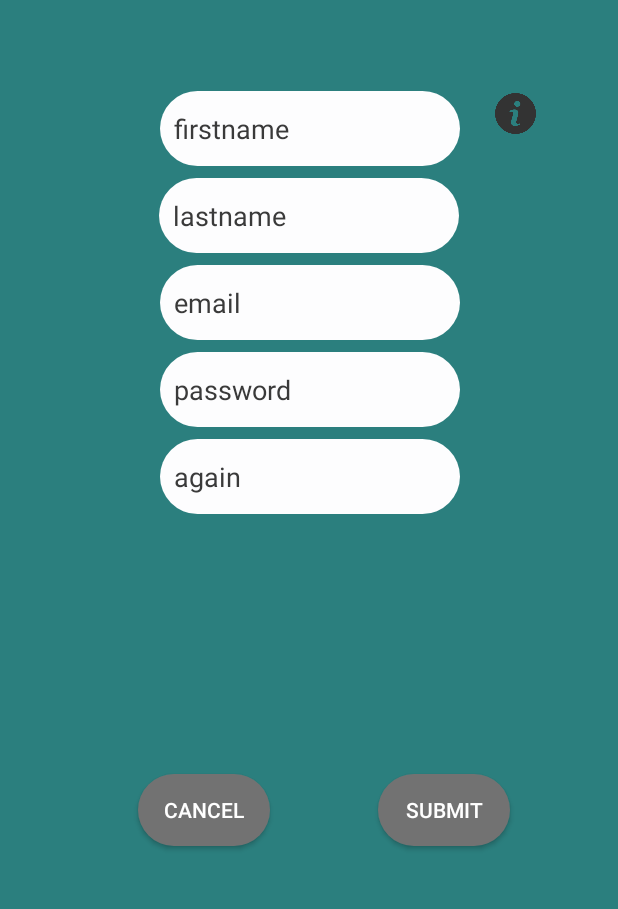
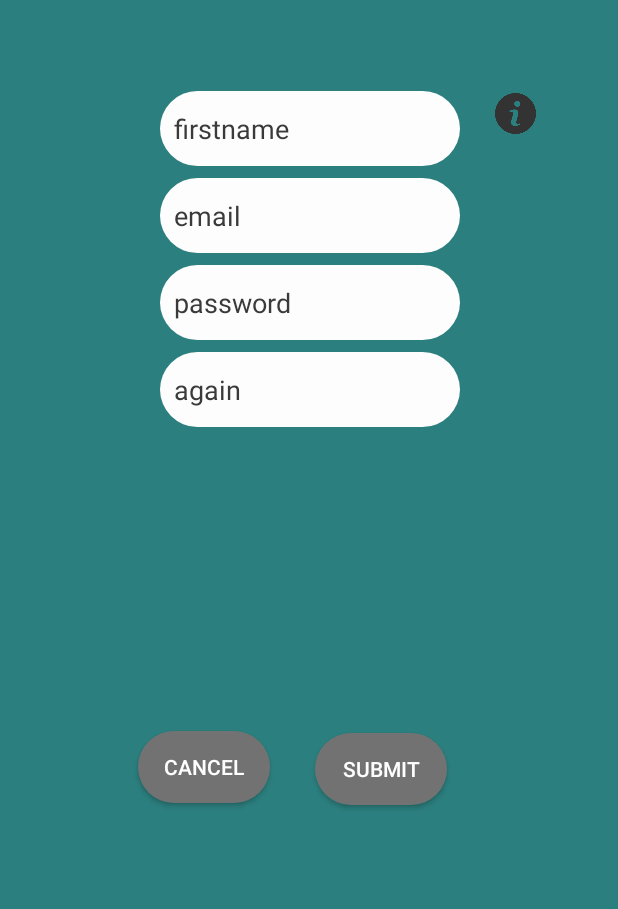
Before and after one commit to DawidMa/sheeshApp, an Android app: the SignUpActivity screen opened directly, with no data from a screen before it, on a phone screen of 412 x 824 dp, the part 137-1046 px from its top. Run offline under Robolectric (Android 15) with nearby library versions, the light colour scheme and no system bars.

Commit message:
Local SignUp
Saving Username and Userpassword

```diff
--- a/code/app/src/main/java/de/dhkarlsruhe/it/sheeshapp/sheeshapp/SignUpActivity.java
+++ b/code/app/src/main/java/de/dhkarlsruhe/it/sheeshapp/sheeshapp/SignUpActivity.java
@@ -1,8 +1,13 @@
 package de.dhkarlsruhe.it.sheeshapp.sheeshapp;
 
+import android.content.Context;
+import android.content.SharedPreferences;
 import android.os.Bundle;
 import android.support.annotation.Nullable;
 import android.support.v7.app.AppCompatActivity;
+import android.view.View;
+import android.view.WindowManager;
+import android.widget.EditText;
 
 /**
  * Created by Informatik on 20.11.2017.
@@ -10,9 +15,47 @@ import android.support.v7.app.AppCompatActivity;
 
 public class SignUpActivity extends AppCompatActivity{
 
+    private EditText edTEmail, edTPasswort, edTPasswordRepeat, edTUsername;
+    private SharedPreferences pref;
+    private SharedPreferences.Editor editor;
+    private String userName, userPassword, userPasswordRepeat, userEmail;
+
+
     @Override
     protected void onCreate(@Nullable Bundle savedInstanceState) {
         super.onCreate(savedInstanceState);
         setContentView(R.layout.activity_singup);
+        getWindow().setFlags(WindowManager.LayoutParams.FLAG_FULLSCREEN,
+                WindowManager.LayoutParams.FLAG_FULLSCREEN);
+
+        edTUsername = findViewById(R.id.edTUsername);
+        edTEmail = findViewById(R.id.edTEmail);
+        edTPasswort = findViewById(R.id.edTPassword);
+        edTPasswordRepeat = findViewById(R.id.edTPasswordRepeat );
+
+        pref = getSharedPreferences("com.preferences.sheeshapp", Context.MODE_PRIVATE);
+        editor = pref.edit();
+
+
+
+
+    }
+
+    public void closeSignUp(View view) {
+        this.finish();
+    }
+
+    public void submitSignUp(View view) {
+
+       userName = edTUsername.getText().toString();
+       userEmail = edTEmail.getText().toString();
+       userPassword = edTPasswort.getText().toString();
+       userPasswordRepeat = edTPasswordRepeat.getText().toString();
+
+
+       editor.putString("savedUsername", userName);
+       editor.putString("savedPassword", userPassword);
+       editor.commit();
+       this.finish();
     }
 }
--- a/code/app/src/main/res/layout/activity_singup.xml
+++ b/code/app/src/main/res/layout/activity_singup.xml
@@ -8,15 +8,15 @@
 
     <TextView
         android:id="@+id/tvSigTitle"
+        android:text="SignUp"
+        android:textColor="#fff"
+        android:textStyle="bold"
+        android:textSize="45dp"
         android:layout_width="wrap_content"
         android:layout_height="wrap_content"
         android:layout_marginEnd="8dp"
         android:layout_marginStart="8dp"
         android:layout_marginTop="16dp"
-        android:text="SignUp"
-        android:textColor="#fff"
-        android:textSize="45dp"
-        android:textStyle="bold"
         app:layout_constraintEnd_toEndOf="parent"
         app:layout_constraintHorizontal_bias="0.502"
         app:layout_constraintStart_toStartOf="parent"
@@ -24,14 +24,15 @@
 
     <Button
         android:id="@+id/btnSigWelcome"
+        android:onClick="closeSignUp"
+        android:text="cancel"
+        android:textColor="#fff"
+        android:background="@drawable/btn_roundrect_states"
         android:layout_width="wrap_content"
         android:layout_height="wrap_content"
         android:layout_marginBottom="8dp"
         android:layout_marginStart="92dp"
         android:layout_marginTop="8dp"
-        android:background="@drawable/btn_roundrect_states"
-        android:text="cancel"
-        android:textColor="#fff"
         app:layout_constraintBottom_toBottomOf="parent"
         app:layout_constraintStart_toStartOf="parent"
         app:layout_constraintTop_toBottomOf="@+id/edTPasswordRepeat"
@@ -46,25 +47,27 @@
         android:layout_marginStart="8dp"
         android:layout_marginTop="8dp"
         android:background="@drawable/btn_roundrect_states"
+        android:onClick="submitSignUp"
         android:text="submit"
         android:textColor="#fff"
         app:layout_constraintBottom_toBottomOf="parent"
         app:layout_constraintEnd_toEndOf="parent"
+        app:layout_constraintHorizontal_bias="0.17"
         app:layout_constraintStart_toEndOf="@+id/btnSigWelcome"
         app:layout_constraintTop_toBottomOf="@+id/edTPasswordRepeat"
-        app:layout_constraintVertical_bias="0.507" />
+        app:layout_constraintVertical_bias="0.511" />
 
     <EditText
-        android:id="@+id/edTFirstname"
+        android:id="@+id/edTUsername"
+        android:inputType="textPersonName"
+        android:background="@drawable/et_background"
+        android:hint="  firstname"
+        android:textColorHint="@color/colorPrimaryDark"
         android:layout_marginEnd="8dp"
         android:layout_marginStart="8dp"
         android:layout_marginTop="152dp"
-        android:hint="  firstname"
-        android:inputType="textPersonName"
         android:layout_height="50dp"
         android:layout_width="200dp"
-        android:background="@drawable/et_background"
-        android:textColorHint="@color/colorPrimaryDark"
         app:layout_constraintEnd_toEndOf="parent"
         app:layout_constraintHorizontal_bias="0.503"
         app:layout_constraintStart_toStartOf="parent"
@@ -72,35 +75,33 @@
 
     <EditText
         android:id="@+id/edTEmail"
+        android:inputType="textEmailAddress"
+        android:hint="  email"
+        android:textColorHint="@color/colorPrimaryDark"
         android:background="@drawable/et_background"
-
+        android:layout_width="200dp"
+        android:layout_height="50dp"
         android:layout_marginEnd="8dp"
         android:layout_marginStart="8dp"
         android:layout_marginTop="8dp"
         android:ems="10"
-        android:inputType="textEmailAddress"
-        android:layout_height="50dp"
-        android:layout_width="200dp"
-        android:hint="  email"
-        android:textColorHint="@color/colorPrimaryDark"
         app:layout_constraintEnd_toEndOf="parent"
         app:layout_constraintHorizontal_bias="0.503"
         app:layout_constraintStart_toStartOf="parent"
-        app:layout_constraintTop_toBottomOf="@+id/edTLastname" />
+        app:layout_constraintTop_toBottomOf="@+id/edTUsername" />
 
     <EditText
         android:id="@+id/edTPassword"
+        android:inputType="textPassword"
+        android:hint="  password"
+        android:textColorHint="@color/colorPrimaryDark"
         android:layout_marginEnd="8dp"
         android:background="@drawable/et_background"
-
         android:layout_marginStart="8dp"
         android:layout_marginTop="8dp"
         android:ems="10"
         android:layout_height="50dp"
         android:layout_width="200dp"
-        android:hint="  password"
-        android:inputType="textPassword"
-        android:textColorHint="@color/colorPrimaryDark"
         app:layout_constraintEnd_toEndOf="parent"
         app:layout_constraintHorizontal_bias="0.503"
         app:layout_constraintStart_toStartOf="parent"
@@ -108,41 +109,24 @@
 
     <EditText
         android:id="@+id/edTPasswordRepeat"
+        android:inputType="textPassword"
+        android:background="@drawable/et_background"
+        android:hint="  again"
+        android:textColorHint="@color/colorPrimaryDark"
         android:layout_width="200dp"
         android:layout_height="50dp"
         android:layout_marginEnd="8dp"
         android:layout_marginStart="8dp"
         android:layout_marginTop="8dp"
         android:ems="10"
-        android:background="@drawable/et_background"
-
-        android:hint="  again"
-        android:inputType="textPassword"
-        android:textColorHint="@color/colorPrimaryDark"
         app:layout_constraintEnd_toEndOf="parent"
         app:layout_constraintHorizontal_bias="0.503"
         app:layout_constraintStart_toStartOf="parent"
         app:layout_constraintTop_toBottomOf="@+id/edTPassword" />
 
-    <EditText
-        android:id="@+id/edTLastname"
-        android:layout_marginEnd="8dp"
-        android:layout_marginStart="8dp"
-        android:layout_marginTop="8dp"
-        android:ems="10"
-        android:background="@drawable/et_background"
-
-        android:inputType="textPersonName"
-        android:textColorHint="@color/colorPrimaryDark"
-        android:hint="  lastname"
-        app:layout_constraintEnd_toEndOf="parent"
-        app:layout_constraintStart_toStartOf="parent"
-        app:layout_constraintTop_toBottomOf="@+id/edTFirstname"
-        android:layout_height="50dp"
-        android:layout_width="200dp"/>
-
     <ImageView
         android:id="@+id/imageView2"
+        app:srcCompat="@drawable/logo_menus"
         android:layout_width="73dp"
         android:layout_height="71dp"
         android:layout_marginBottom="8dp"
@@ -153,20 +137,19 @@
         app:layout_constraintHorizontal_bias="0.421"
         app:layout_constraintStart_toStartOf="parent"
         app:layout_constraintTop_toTopOf="parent"
-        app:layout_constraintVertical_bias="0.016"
-        app:srcCompat="@drawable/logo_menus" />
+        app:layout_constraintVertical_bias="0.016"/>
 
     <ImageButton
         android:id="@+id/imageButton"
+        android:background="@drawable/ic_info"
         android:layout_width="30dp"
         android:layout_height="30dp"
         android:layout_marginEnd="8dp"
         android:layout_marginStart="8dp"
         android:layout_marginTop="152dp"
-        android:background="@drawable/ic_info"
         app:layout_constraintEnd_toEndOf="parent"
         app:layout_constraintHorizontal_bias="0.236"
-        app:layout_constraintStart_toEndOf="@+id/edTFirstname"
+        app:layout_constraintStart_toEndOf="@+id/edTUsername"
         app:layout_constraintTop_toTopOf="parent" />
 
 </android.support.constraint.ConstraintLayout>
```
